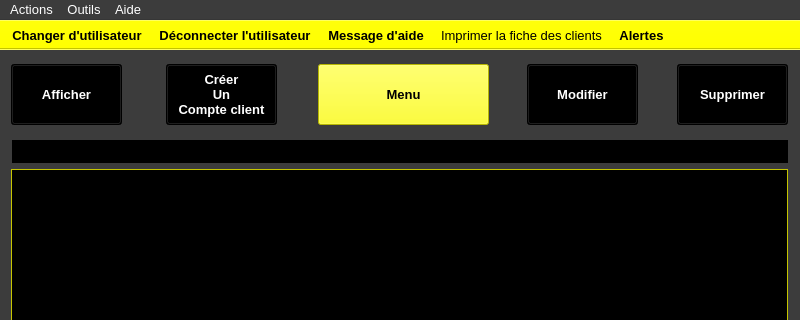
Before: the Qt Designer form ui/yeroth-erp-clients-window.ui in xnoumbissinoundou/yeroth-erp-3.0, drawn with Qt 5; both pictures show x 0 to 800 and y 0 to 320 of the 800 by 600 pixel window.
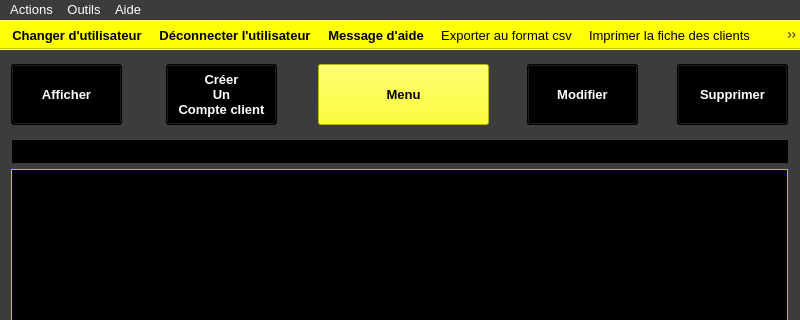
After: the same form once the commit is applied. Icons and pictures are not drawn. Custom widgets are drawn as their Qt base class.

```diff
--- a/ui/yeroth-erp-clients-window.ui
+++ b/ui/yeroth-erp-clients-window.ui
@@ -11498,6 +11498,7 @@
    <addaction name="actionChanger_utilisateur"/>
    <addaction name="actionDeconnecter_utilisateur"/>
    <addaction name="actionAppeler_aide"/>
+   <addaction name="actionExporter_au_format_csv"/>
    <addaction name="actionAfficherPDF"/>
    <addaction name="actionAlertes"/>
   </widget>
```
Left out of the diff: 5 changed lines with no effect on the pictures.
